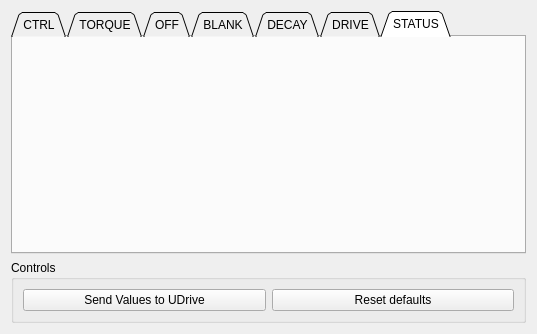
The window that GUI Files/Motor_Driver_Settings.ui (newmanjoel/UDrive) describes before a commit, drawn with Qt 5.
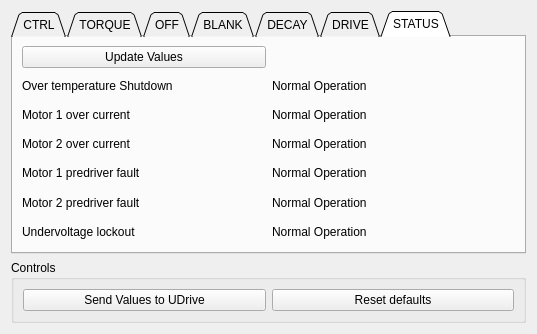
The same window after the commit. The open tabs and pages were chosen to show the change.

Diff of the .ui file:
```diff
--- a/GUI Files/Motor_Driver_Settings.ui
+++ b/GUI Files/Motor_Driver_Settings.ui
@@ -529,6 +529,99 @@
       <attribute name="title">
        <string>STATUS</string>
       </attribute>
+      <layout class="QGridLayout" name="gridLayout_2">
+       <item row="3" column="0">
+        <widget class="QLabel" name="label_26">
+         <property name="text">
+          <string>Motor 2 over current</string>
+         </property>
+        </widget>
+       </item>
+       <item row="1" column="1">
+        <widget class="QLabel" name="label_27">
+         <property name="text">
+          <string>Normal Operation</string>
+         </property>
+        </widget>
+       </item>
+       <item row="2" column="1">
+        <widget class="QLabel" name="label_28">
+         <property name="text">
+          <string>Normal Operation</string>
+         </property>
+        </widget>
+       </item>
+       <item row="3" column="1">
+        <widget class="QLabel" name="label_29">
+         <property name="text">
+          <string>Normal Operation</string>
+         </property>
+        </widget>
+       </item>
+       <item row="4" column="0">
+        <widget class="QLabel" name="label_30">
+         <property name="text">
+          <string>Motor 1 predriver fault</string>
+         </property>
+        </widget>
+       </item>
+       <item row="5" column="0">
+        <widget class="QLabel" name="label_31">
+         <property name="text">
+          <string>Motor 2 predriver fault</string>
+         </property>
+        </widget>
+       </item>
+       <item row="0" column="0">
+        <widget class="QPushButton" name="pushButton">
+         <property name="text">
+          <string>Update Values</string>
+         </property>
+        </widget>
+       </item>
+       <item row="1" column="0">
+        <widget class="QLabel" name="label_24">
+         <property name="text">
+          <string>Over temperature Shutdown</string>
+         </property>
+        </widget>
+       </item>
+       <item row="2" column="0">
+        <widget class="QLabel" name="label_25">
+         <property name="text">
+          <string>Motor 1 over current</string>
+         </property>
+        </widget>
+       </item>
+       <item row="6" column="0">
+        <widget class="QLabel" name="label_32">
+         <property name="text">
+          <string>Undervoltage lockout</string>
+         </property>
+        </widget>
+       </item>
+       <item row="4" column="1">
+        <widget class="QLabel" name="label_33">
+         <property name="text">
+          <string>Normal Operation</string>
+         </property>
+        </widget>
+       </item>
+       <item row="5" column="1">
+        <widget class="QLabel" name="label_34">
+         <property name="text">
+          <string>Normal Operation</string>
+         </property>
+        </widget>
+       </item>
+       <item row="6" column="1">
+        <widget class="QLabel" name="label_35">
+         <property name="text">
+          <string>Normal Operation</string>
+         </property>
+        </widget>
+       </item>
+      </layout>
      </widget>
     </widget>
    </item>
```
Left out of the diff: 2 changed lines with no effect on the pictures.
